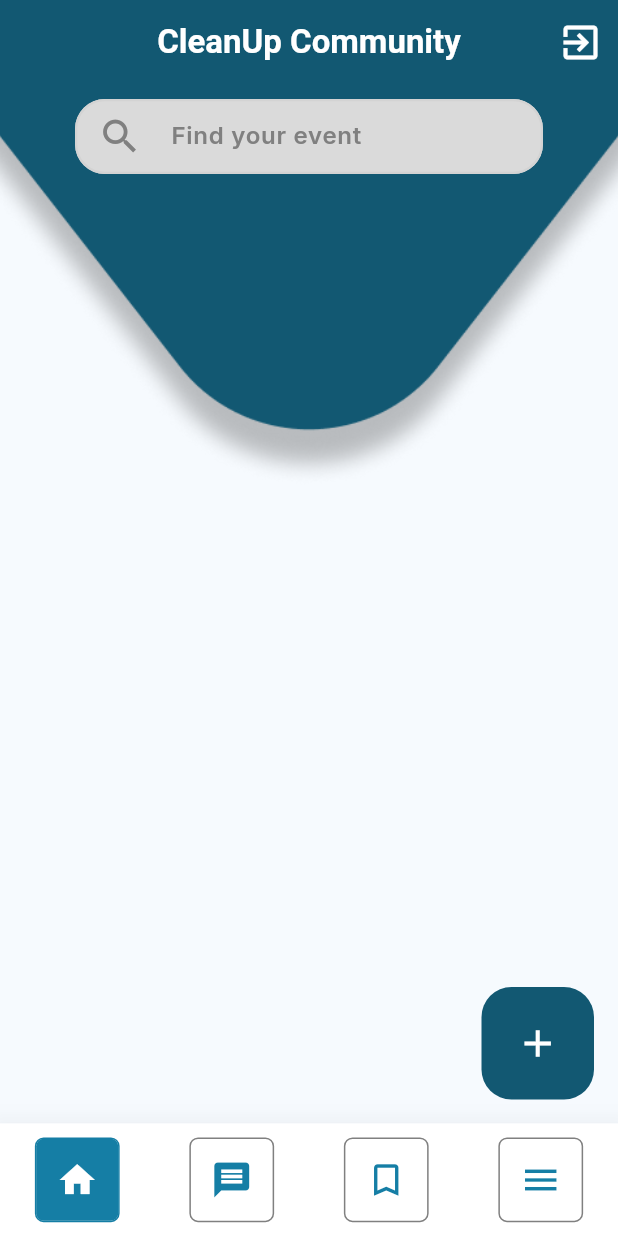
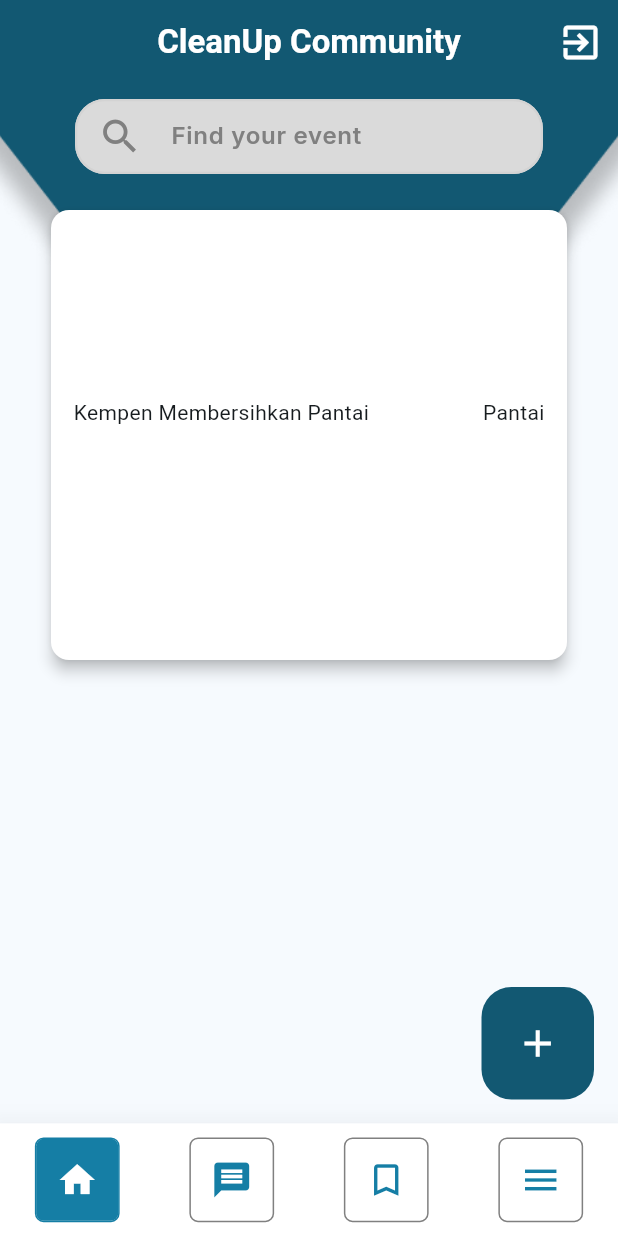
Before and after one commit to aafiqah/clean_up_community_app, a Flutter app: the HomePage screen opened by its route, on a phone screen of 412 x 824 dp. Run offline on Flutter 3.47's test engine with Material 3 defaults, Android fonts, the phone set to English and light mode, and no system bars; our stand-ins replace go_router, google_fonts.

Commit message:
create new card post custom widget

```diff
--- /dev/null
+++ b/lib/custom widget/card_post_event.dart
@@ -0,0 +1,41 @@
+import 'package:flutter/material.dart';
+
+import '../constant/index.dart';
+
+class CardPostEvent extends StatelessWidget {
+  const CardPostEvent({super.key});
+
+  @override
+  Widget build(BuildContext context) {
+     Size size = MediaQuery.of(context).size;
+    return Card(
+      elevation: 4,
+      color: CleanUpColor.white,
+      child: Container(
+        height: 300,
+        width: size.width,
+        padding: const EdgeInsets.all(15),
+        child: Column(
+          crossAxisAlignment: CrossAxisAlignment.start,
+          children: [
+            Container(
+              height: 110,
+              width: size.width,
+              decoration: const BoxDecoration(
+                  // image: AssetImage(CleanUpImages.appBarBg)
+                  ),
+            ),
+            const Row(
+              crossAxisAlignment: CrossAxisAlignment.start,
+              children: [
+                Text('Kempen Membersihkan Pantai'),
+                Spacer(),
+                Text('Pantai'),
+              ],
+            ),
+          ],
+        ),
+      ),
+    );
+  }
+}
--- a/lib/custom widget/index.dart
+++ b/lib/custom widget/index.dart
@@ -1,2 +1,3 @@
 export 'header_bottom/index.dart';
 export 'button/index.dart';
+export 'card_post_event.dart';
--- a/lib/screen/clean_up/home_page.dart
+++ b/lib/screen/clean_up/home_page.dart
@@ -30,8 +30,6 @@ class _HomePageState extends State<HomePage> {
 
   @override
   Widget build(BuildContext context) {
-    Size size = MediaQuery.of(context).size;
-
     return Scaffold(
       appBar: AppBarShared(
         stringTitle: 'CleanUp Community',
@@ -64,11 +62,9 @@ class _HomePageState extends State<HomePage> {
               image: AssetImage(CleanUpImages.appBarBg),
             ),
           ),
-          CustomScrollView(
-            controller: _scrollController,
-            slivers: <Widget>[
-              SliverToBoxAdapter(
-                child: Padding(
+          Column(
+            children: [
+              Padding(
                 padding: const EdgeInsets.only(
                   left: 50,
                   right: 50,
@@ -80,6 +76,19 @@ class _HomePageState extends State<HomePage> {
                   borderRadius: 20,
                   fillColor: CleanUpColor.searchBarColor,
                 ),
+              ),
+              Expanded(
+                child: CustomScrollView(
+                  controller: _scrollController,
+                  slivers: const <Widget>[
+                    SliverToBoxAdapter(
+                      child: Padding(
+                        padding:
+                            EdgeInsets.symmetric(vertical: 20, horizontal: 30),
+                        child: CardPostEvent(),
+                      ),
+                    ),
+                  ],
                 ),
               ),
             ],
```
Lines whose indentation alone changed are shown as unchanged.
